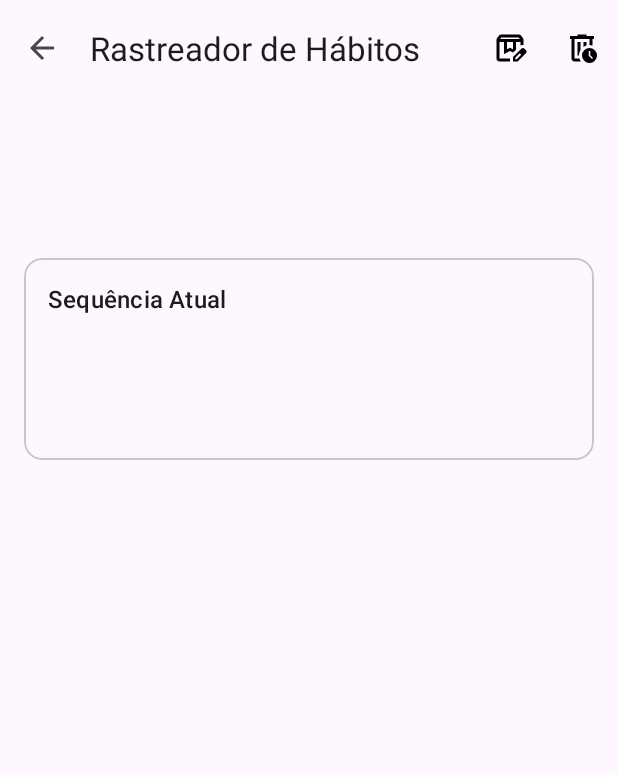
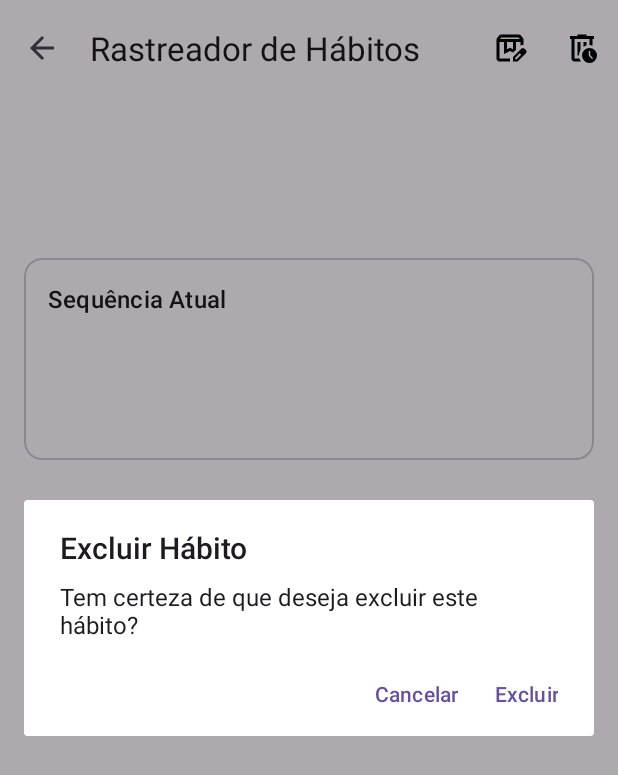
Before and after one commit to allaf-ramon/habittracker-mobile, an Android app: the HabitDetailActivity screen opened directly, with no data from a screen before it, after a tap on "Excluir Hábito", on a phone screen of 412 x 824 dp. Shown: the top 775 px of the screen. Run offline under Robolectric (Android 15) with nearby library versions, the phone set to English and light mode, and no system bars; 1 statement that could not run was skipped.

Commit message:
feat: adiciona funcionalidade para confirmar exclusao de habito

```diff
--- a/app/src/main/java/br/com/habittracker/mobile/ui/HabitDetailActivity.java
+++ b/app/src/main/java/br/com/habittracker/mobile/ui/HabitDetailActivity.java
@@ -9,6 +9,7 @@ import android.widget.Toast;
 
 import androidx.activity.EdgeToEdge;
 import androidx.annotation.NonNull;
+import androidx.appcompat.app.AlertDialog;
 import androidx.appcompat.app.AppCompatActivity;
 import androidx.core.graphics.Insets;
 import androidx.core.view.ViewCompat;
@@ -87,17 +88,35 @@ public class HabitDetailActivity extends AppCompatActivity {
 
     @Override
     public boolean onOptionsItemSelected(@NonNull MenuItem item) {
-        if (item.getItemId() == android.R.id.home) {
+        int itemId = item.getItemId();
+
+        if (itemId == android.R.id.home) {
             finish(); // Volta para a tela anterior
             return true;
         }
-        if (item.getItemId() == R.id.action_edit_habit) {
+
+        if (itemId == R.id.action_edit_habit) {
             Intent intent = new Intent(this, AddEditHabitActivity.class);
             // Passa o ID para a activity saber que está em modo de edição
             intent.putExtra(EXTRA_HABIT_ID, this.habitId);
             startActivity(intent);
             return true;
+        } else if (itemId == R.id.action_delete_habit) {
+            showDeleteConfirmationDialog();
+            return true;
         }
         return super.onOptionsItemSelected(item);
     }
+
+    private void showDeleteConfirmationDialog() {
+        new AlertDialog.Builder(this)
+                .setTitle(R.string.delete_habit)
+                .setMessage(R.string.delete_habit_confirmation)
+                .setPositiveButton(R.string.delete, (dialog, which) -> {
+                    // Chama o método do ViewModel para excluir
+                    viewModel.deleteHabit(habitId);
+                })
+                .setNegativeButton(R.string.cancel, null)
+                .show();
+    }
 }
--- a/app/src/main/res/values/strings.xml
+++ b/app/src/main/res/values/strings.xml
@@ -3,9 +3,11 @@
     <string name="add_habit">Adicionar Hábito</string>
     <string name="edit_habit">Editar Hábito</string>
     <string name="delete_habit">Excluir Hábito</string>
+    <string name="delete_habit_confirmation">Tem certeza de que deseja excluir este hábito?</string>
     <string name="habit_name">Nome do Hábito</string>
     <string name="habit_description_optional">Descrição do Hábito (opcional)</string>
     <string name="save">Salvar</string>
     <string name="cancel">Cancelar</string>
+    <string name="delete">Excluir</string>
     <string name="current_streak">Sequência Atual</string>
 </resources>
```
